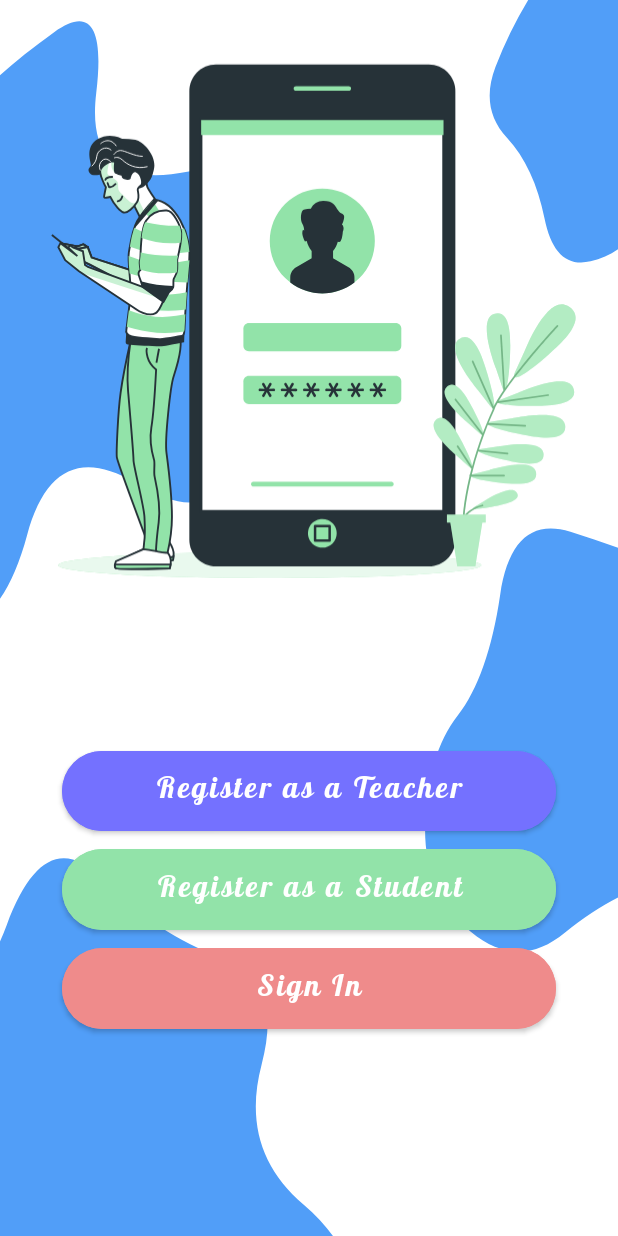
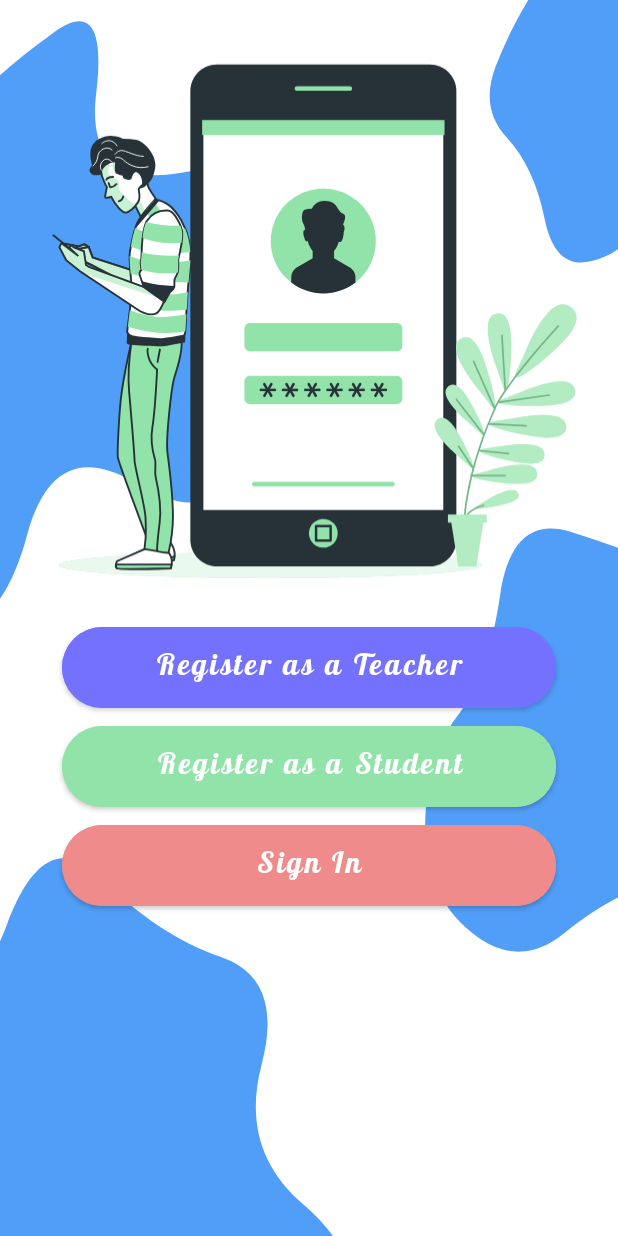
Before and after one commit to rjhaye/Club-Informant, an Android app: the screen it shows after launch (MainActivity), on a phone screen of 412 x 824 dp. Run offline under Robolectric (Android 15) with nearby library versions, the phone set to English and light mode, and no system bars.

Commit message:
Using percentage without guideline

```diff
--- a/app/src/main/res/layout/activity_main.xml
+++ b/app/src/main/res/layout/activity_main.xml
@@ -16,39 +16,9 @@
         android:src="@drawable/main_image"
         app:layout_constraintEnd_toEndOf="parent"
         app:layout_constraintHeight_percent=".50"
-        app:layout_constraintHorizontal_bias="0.487"
         app:layout_constraintStart_toStartOf="parent"
         app:layout_constraintWidth_percent=".9"
         tools:layout_editor_absoluteY="3dp" />
-
-    <androidx.constraintlayout.widget.Guideline
-        android:id="@+id/top_teacher_guideline"
-        android:layout_width="wrap_content"
-        android:layout_height="wrap_content"
-        android:orientation="horizontal"
-        app:layout_constraintGuide_percent=".6" />
-
-    <androidx.constraintlayout.widget.Guideline
-        android:id="@+id/top_student_guideline"
-        android:layout_width="wrap_content"
-        android:layout_height="wrap_content"
-        android:orientation="horizontal"
-        app:layout_constraintGuide_percent=".68" />
-
-    <androidx.constraintlayout.widget.Guideline
-        android:id="@+id/top_sign_in_guideline"
-        android:layout_width="wrap_content"
-        android:layout_height="wrap_content"
-        android:orientation="horizontal"
-        app:layout_constraintGuide_percent=".76" />
-
-    <androidx.constraintlayout.widget.Guideline
-        android:id="@+id/bottom_sign_in_guideline"
-        android:layout_width="wrap_content"
-        android:layout_height="wrap_content"
-        android:orientation="horizontal"
-        app:layout_constraintGuide_percent=".84" />
-
 
     <com.google.android.material.button.MaterialButton
         android:id="@+id/btn_register_as_a_teacher"
@@ -60,11 +30,12 @@
         android:textAllCaps="false"
         android:textSize="20dp"
         app:cornerRadius="50dp"
-        app:layout_constraintBottom_toBottomOf="@id/top_student_guideline"
         app:layout_constraintEnd_toEndOf="parent"
+        app:layout_constraintHeight_percent=".08"
         app:layout_constraintStart_toStartOf="parent"
-        app:layout_constraintTop_toTopOf="@+id/top_teacher_guideline"
-        app:layout_constraintWidth_percent=".8" />
+        app:layout_constraintWidth_percent=".8"
+        app:layout_constraintTop_toBottomOf="@id/iv_main_image"
+        />
 
     <com.google.android.material.button.MaterialButton
         android:id="@+id/btn_register_as_a_student"
@@ -77,11 +48,11 @@
         android:textAllCaps="false"
         android:textSize="20dp"
         app:cornerRadius="50dp"
-        app:layout_constraintBottom_toBottomOf="@+id/top_sign_in_guideline"
         app:layout_constraintEnd_toEndOf="parent"
+        app:layout_constraintHeight_percent=".08"
         app:layout_constraintStart_toStartOf="parent"
-        app:layout_constraintTop_toTopOf="@id/top_student_guideline"
-        app:layout_constraintWidth_percent=".8" />
+        app:layout_constraintWidth_percent=".8"
+        app:layout_constraintTop_toBottomOf="@+id/btn_register_as_a_teacher"/>
 
     <com.google.android.material.button.MaterialButton
         android:id="@+id/btn_sign_in"
@@ -94,10 +65,10 @@
         android:textAllCaps="false"
         android:textSize="20dp"
         app:cornerRadius="50dp"
-        app:layout_constraintBottom_toBottomOf="@+id/bottom_sign_in_guideline"
         app:layout_constraintEnd_toEndOf="parent"
+        app:layout_constraintHeight_percent=".08"
         app:layout_constraintStart_toStartOf="parent"
-        app:layout_constraintTop_toTopOf="@id/top_sign_in_guideline"
-        app:layout_constraintWidth_percent=".8" />
+        app:layout_constraintWidth_percent=".8"
+        app:layout_constraintTop_toBottomOf="@id/btn_register_as_a_student"/>
 
 </androidx.constraintlayout.widget.ConstraintLayout>
```
